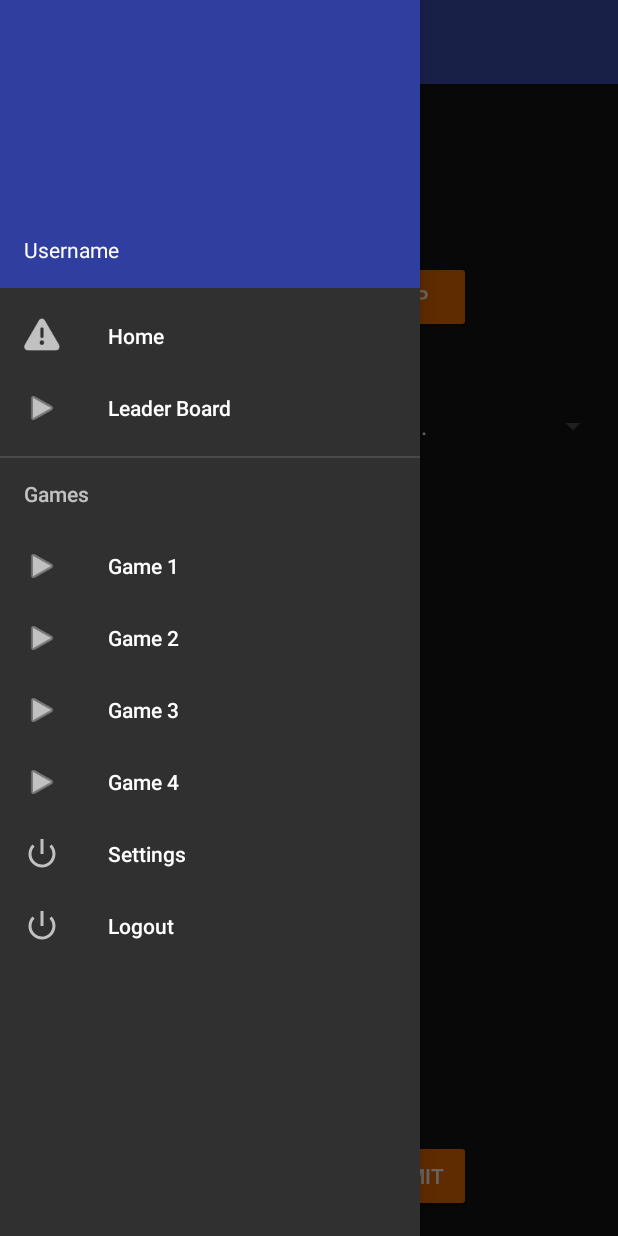
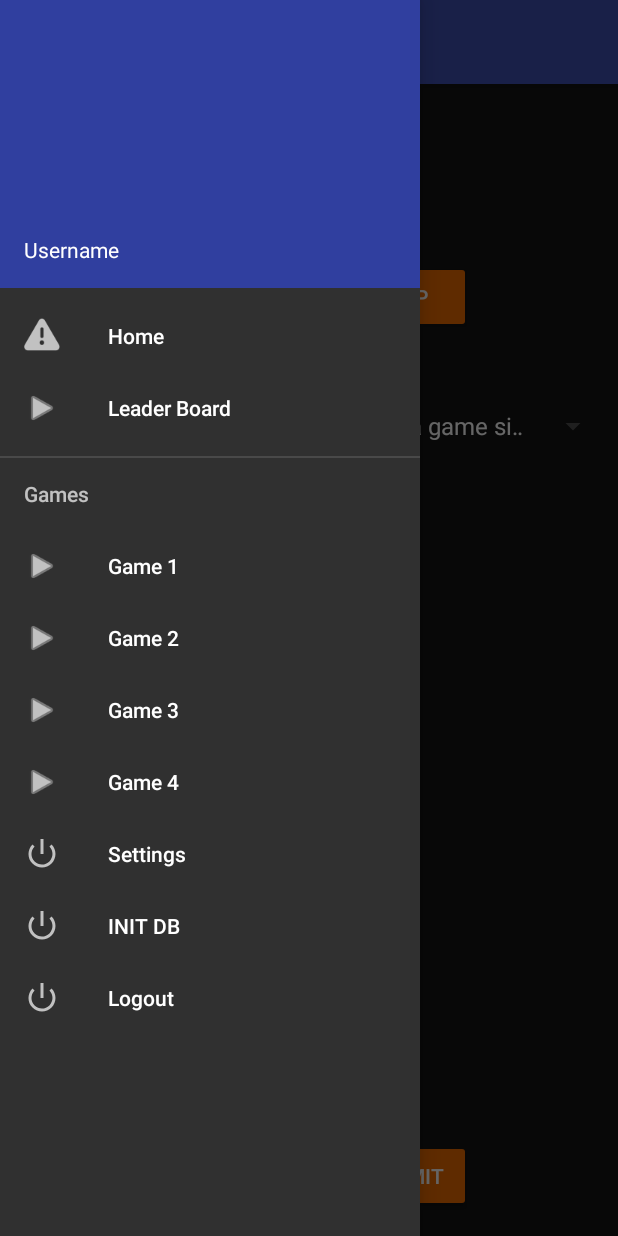
Before and after one commit to RaphaelKalker/eartrainer, an Android app: the fragment Game1Fragment placed in its activity, with the side drawer open, on a phone screen of 412 x 824 dp. Run offline under Robolectric (Android 15) with nearby library versions, the phone set to English and light mode, and no system bars; our stand-ins replace ButterKnife; libraries missing offline, so code that uses them is left out: com.joanzapata.iconify; plain views replace IconTextView; 10 statements that could not run were skipped.

Commit message:
resource updates

```diff
--- a/app/src/main/res/menu/drawer_menu.xml
+++ b/app/src/main/res/menu/drawer_menu.xml
@@ -50,6 +50,11 @@
             android:title="@string/nav_settings"/>
 
         <item
+            android:id="@+id/btn_temp"
+            android:icon="@android:drawable/ic_lock_power_off"
+            android:title="INIT DB"/>
+
+        <item
             android:id="@+id/nav_logout"
             android:icon="@android:drawable/ic_lock_power_off"
             android:title="@string/nav_logout"/>
--- a/app/src/main/res/values/dimens.xml
+++ b/app/src/main/res/values/dimens.xml
@@ -12,5 +12,6 @@
     <dimen name="list_item_height">80dp</dimen>
 
     <dimen name="avatar_right_margin">32dp</dimen>
+    <dimen name="spinner_height">100dp</dimen>
 
 </resources>
--- a/app/src/main/res/values/strings.xml
+++ b/app/src/main/res/values/strings.xml
@@ -72,7 +72,7 @@
     <string name="game4">CHORD PROGRESSIONS</string>
 
     <string-array name="game_classes">
-        <item>Choose ...</item>
+        <item>Choose a game class...</item>
         <item>Major</item>
         <item>Minor</item>
         <item>Dim</item>
@@ -80,7 +80,7 @@
     </string-array>
 
     <string-array name="game_size">
-        <item>Choose ...</item>
+        <item>Choose a game size ...</item>
         <item>2nd</item>
         <item>3rd</item>
         <item>4th</item>
@@ -90,4 +90,7 @@
         <item>8th</item>
     </string-array>
     <string name="title_activity_leader_board">LeaderBoardActivity</string>
+    <string name="title_activity_game">Game</string>
+    <string name="error_no_input">Please make a selection</string>
+    <string name="error_wrong_answer">\"Answer not correct, try again!\"</string>
 </resources>
```
Also changed, not shown: app/src/main/res/values/arrays.xml (+8 -0 lines).
